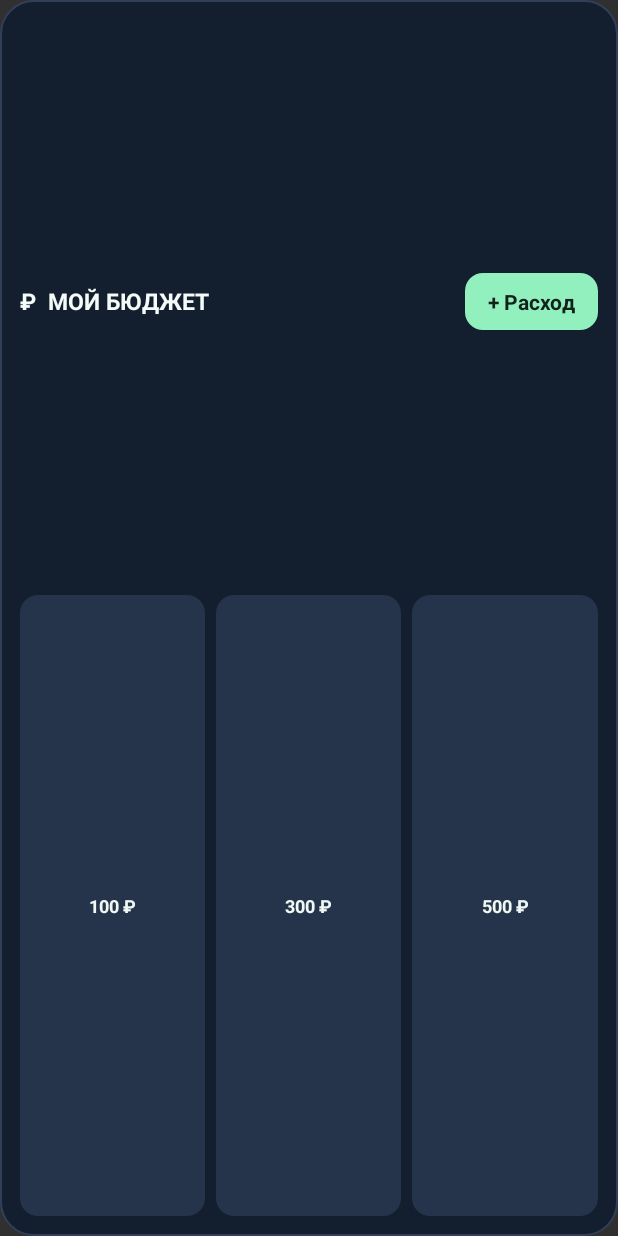
After one commit to dzyubinskiy94-ctrl/moy-budget, an Android app: the layout quick_expense_widget.xml on its own in the app's theme, with its tools: preview values and no code run, on a phone screen of 412 x 824 dp. The commit adds this screen. Run offline under Robolectric (Android 15) with nearby library versions, the phone set to English and light mode, and no system bars.

Commit message:
Android widget: быстрые расходы и избранные операции (v1.1)

```diff
--- /dev/null
+++ b/android/app/src/main/res/drawable/widget_add_background.xml
@@ -0,0 +1,5 @@
+<?xml version="1.0" encoding="utf-8"?>
+<shape xmlns:android="http://schemas.android.com/apk/res/android" android:shape="rectangle">
+    <solid android:color="#92F0BF" />
+    <corners android:radius="12dp" />
+</shape>
--- /dev/null
+++ b/android/app/src/main/res/drawable/widget_background.xml
@@ -0,0 +1,6 @@
+<?xml version="1.0" encoding="utf-8"?>
+<shape xmlns:android="http://schemas.android.com/apk/res/android" android:shape="rectangle">
+    <solid android:color="#131E2E" />
+    <corners android:radius="22dp" />
+    <stroke android:width="1dp" android:color="#31405A" />
+</shape>
--- /dev/null
+++ b/android/app/src/main/res/drawable/widget_chip_background.xml
@@ -0,0 +1,5 @@
+<?xml version="1.0" encoding="utf-8"?>
+<shape xmlns:android="http://schemas.android.com/apk/res/android" android:shape="rectangle">
+    <solid android:color="#25344B" />
+    <corners android:radius="12dp" />
+</shape>
--- /dev/null
+++ b/android/app/src/main/res/layout/quick_expense_widget.xml
@@ -0,0 +1,32 @@
+<?xml version="1.0" encoding="utf-8"?>
+<LinearLayout xmlns:android="http://schemas.android.com/apk/res/android"
+    android:layout_width="match_parent"
+    android:layout_height="match_parent"
+    android:orientation="vertical"
+    android:background="@drawable/widget_background"
+    android:padding="13dp">
+    <LinearLayout android:layout_width="match_parent" android:layout_height="0dp"
+        android:layout_weight="1" android:orientation="horizontal"
+        android:gravity="center_vertical">
+        <TextView android:id="@+id/widgetTitle" android:layout_width="0dp"
+            android:layout_weight="1" android:layout_height="wrap_content"
+            android:text="₽  МОЙ БЮДЖЕТ" android:textSize="15sp"
+            android:textStyle="bold" android:textColor="#F5FBF8" />
+        <TextView android:id="@+id/widgetAdd" android:layout_width="wrap_content"
+            android:layout_height="38dp" android:gravity="center"
+            android:paddingLeft="15dp" android:paddingRight="15dp"
+            android:background="@drawable/widget_add_background"
+            android:text="+ Расход" android:textSize="14sp"
+            android:textStyle="bold" android:textColor="#10221A" />
+    </LinearLayout>
+    <LinearLayout android:layout_width="match_parent" android:layout_height="0dp"
+        android:layout_weight="1.1" android:orientation="horizontal"
+        android:layout_marginTop="8dp" android:baselineAligned="false">
+        <TextView android:id="@+id/widgetChip1" style="@style/WidgetChip"
+            android:text="100 ₽" />
+        <TextView android:id="@+id/widgetChip2" style="@style/WidgetChip"
+            android:layout_marginLeft="7dp" android:text="300 ₽" />
+        <TextView android:id="@+id/widgetChip3" style="@style/WidgetChip"
+            android:layout_marginLeft="7dp" android:text="500 ₽" />
+    </LinearLayout>
+</LinearLayout>
--- a/android/app/src/main/res/values/strings.xml
+++ b/android/app/src/main/res/values/strings.xml
@@ -1 +1,2 @@
-<resources><string name="app_name">Мой бюджет</string></resources>
+<resources><string name="app_name">Мой бюджет</string>    <string name="widget_description">Быстро записывайте расходы прямо с главного экрана</string>
+</resources>
--- a/android/app/src/main/res/values/styles.xml
+++ b/android/app/src/main/res/values/styles.xml
@@ -1,8 +1,21 @@
 <resources>
-    <style name="AppTheme" parent="android:style/Theme.Material.NoActionBar">
-        <item name="android:statusBarColor">#0c111c</item>
-        <item name="android:navigationBarColor">#0c111c</item>
-        <item name="android:windowLightStatusBar">false</item>
-        <item name="android:windowActionModeOverlay">true</item>
+  <style name="AppTheme" parent="android:style/Theme.Material.NoActionBar">
+    <item name="android:statusBarColor">#0C111C</item>
+    <item name="android:navigationBarColor">#0C111C</item>
+    <item name="android:windowLightStatusBar">false</item>
+    <item name="android:windowActionModeOverlay">true</item>
+    <item name="android:fontFamily">sans</item>
+  </style>
+    <style name="WidgetChip">
+        <item name="android:layout_width">0dp</item>
+        <item name="android:layout_weight">1</item>
+        <item name="android:layout_height">match_parent</item>
+        <item name="android:gravity">center</item>
+        <item name="android:background">@drawable/widget_chip_background</item>
+        <item name="android:textColor">#EFF8F4</item>
+        <item name="android:textSize">12sp</item>
+        <item name="android:textStyle">bold</item>
+        <item name="android:maxLines">2</item>
+        <item name="android:ellipsize">end</item>
     </style>
 </resources>
```
Also changed, not shown: android/app/build.gradle (+6 -2 lines), android/app/src/main/AndroidManifest.xml (+11 -2 lines), android/app/src/main/java/ru/mybudget/app/MainActivity.java (+63 -22 lines), android/app/src/main/java/ru/mybudget/app/QuickExpenseWidgetProvider.java (added, +94 -0 lines), android/app/src/main/res/xml/quick_expense_widget.xml (added, +11 -0 lines), 3 other files.
